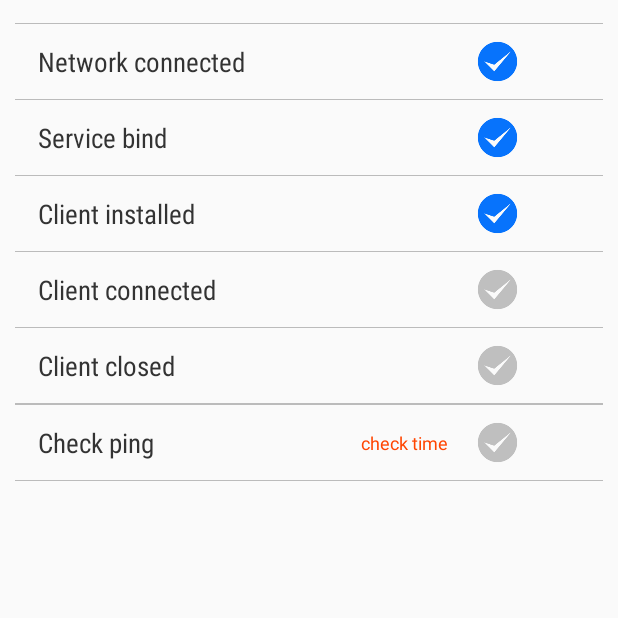
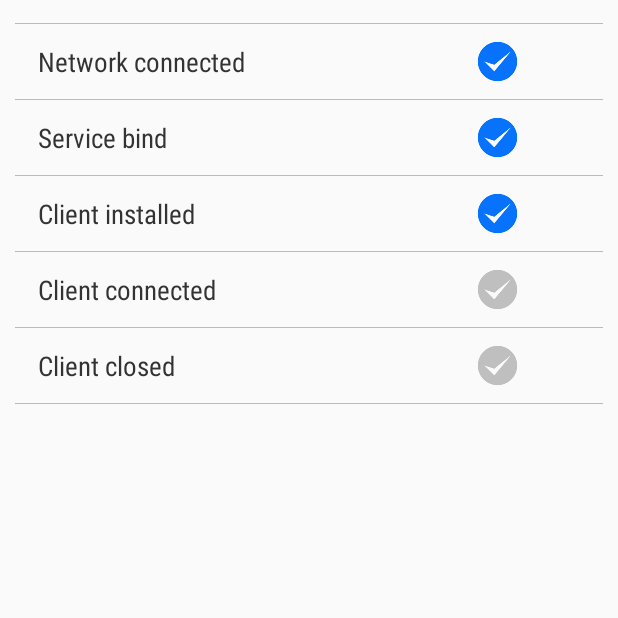
Before and after one commit to liujson/mqtt-client-ui, an Android app: the fragment WorkingStatusFragment shown on its own in the app's theme, on a phone screen of 412 x 824 dp, the top half of it. Run offline under Robolectric (Android 15) with nearby library versions, the phone set to English and light mode, and no system bars; our stand-ins replace EventBus, RxJava, data binding; libraries missing offline, so code that uses them is left out: cn.ubains.android, com.rxjava.rxlife, me.everything.android, org.eclipse.paho; 6 statements that could not run were skipped.

Commit message:
去除check ping

```diff
--- a/app/src/main/java/cn/liujson/client/ui/fragments/WorkingStatusFragment.java
+++ b/app/src/main/java/cn/liujson/client/ui/fragments/WorkingStatusFragment.java
@@ -76,10 +76,6 @@ public class WorkingStatusFragment extends BaseFragment implements SwipeRefreshL
             WorkingStatusViewModel.bindWorkingStatus(binding.ivServiceClientClosedStatus, status);
         };
         viewModel.getFieldClientClosedStatus().observe(this, closedObserver);
-        final Observer<WorkingStatusViewModel.WorkingStatus> checkPingObserver = status -> {
-            WorkingStatusViewModel.bindWorkingStatus(binding.ivServiceCheckPingStatus, status);
-        };
-        viewModel.getFieldCheckPingStatus().observe(this, checkPingObserver);
     }
 
     @Override
--- a/app/src/main/java/cn/liujson/client/ui/viewmodel/WorkingStatusViewModel.java
+++ b/app/src/main/java/cn/liujson/client/ui/viewmodel/WorkingStatusViewModel.java
@@ -1,5 +1,6 @@
 package cn.liujson.client.ui.viewmodel;
 
+import android.view.View;
 import android.widget.ImageView;
 
 import androidx.annotation.DrawableRes;
@@ -11,6 +12,8 @@ import androidx.lifecycle.MutableLiveData;
 import androidx.lifecycle.ViewModel;
 
 
+import com.rxjava.rxlife.RxLife;
+
 import java.util.Objects;
 
 import cn.liujson.client.R;
@@ -19,18 +22,21 @@ import cn.liujson.client.ui.base.BaseViewModel;
 import cn.liujson.client.ui.service.ConnectionBinder;
 import cn.liujson.client.ui.service.MqttMgr;
 import cn.liujson.client.ui.util.NetworkUtils;
+import cn.liujson.client.ui.util.ToastHelper;
 import cn.liujson.lib.mqtt.service.rx.RxPahoClient;
+import io.reactivex.android.schedulers.AndroidSchedulers;
+import io.reactivex.disposables.Disposable;
+import io.reactivex.schedulers.Schedulers;
 
 public class WorkingStatusViewModel extends ViewModel {
+
+    private Disposable checkPingDisposable;
 
     private MutableLiveData<WorkingStatus> fieldNetworkConnectedStatus;
     private MutableLiveData<WorkingStatus> fieldServiceBindStatus;
     private MutableLiveData<WorkingStatus> fieldClientInstalledStatus;
     private MutableLiveData<WorkingStatus> fieldClientConnectedStatus;
     private MutableLiveData<WorkingStatus> fieldClientClosedStatus;
-    private MutableLiveData<WorkingStatus> fieldCheckPingStatus;
-
-    private MutableLiveData<String> fieldCheckPingTime = new MutableLiveData<>("check time ");
 
     public MutableLiveData<WorkingStatus> getFieldNetworkConnectedStatus() {
         if (fieldNetworkConnectedStatus == null) {
@@ -67,17 +73,6 @@ public class WorkingStatusViewModel extends ViewModel {
         return fieldClientClosedStatus;
     }
 
-    public MutableLiveData<WorkingStatus> getFieldCheckPingStatus() {
-        if (fieldCheckPingStatus == null) {
-            fieldCheckPingStatus = new MutableLiveData<>();
-        }
-        return fieldCheckPingStatus;
-    }
-
-    public MutableLiveData<String> getFieldCheckPingTime() {
-        return fieldCheckPingTime;
-    }
-
     /**
      * 刷新状态
      */
@@ -88,7 +83,6 @@ public class WorkingStatusViewModel extends ViewModel {
             getFieldNetworkConnectedStatus().setValue(WorkingStatus.ERR);
         }
         final ConnectionBinder binder = MqttMgr.instance().binder();
-        getFieldCheckPingStatus().setValue(WorkingStatus.DISABLE);
         if (binder == null) {
             getFieldServiceBindStatus().setValue(WorkingStatus.ERR);
             getFieldClientInstalledStatus().setValue(WorkingStatus.DISABLE);
--- a/app/src/main/res/layout/fragment_working_status.xml
+++ b/app/src/main/res/layout/fragment_working_status.xml
@@ -101,36 +101,6 @@
             </RelativeLayout>
 
             <View style="@style/line_view_horizontal_color_bbb" />
-
-
-            <View style="@style/line_view_horizontal_color_bbb" />
-
-            <RelativeLayout
-                android:id="@+id/rl_service_check_ping_status"
-                style="@style/status_rl_right_item">
-
-                <TextView
-                    android:id="@+id/tv_service_check_ping_status"
-                    style="@style/status_tv_title"
-                    android:text="Check ping" />
-
-                <ImageView
-                    android:id="@+id/iv_service_check_ping_status"
-                    style="@style/status_iv_state"
-                    android:src="@mipmap/ic_status_successful_gray" />
-
-                <TextView
-                    android:layout_width="wrap_content"
-                    android:layout_height="wrap_content"
-                    android:layout_centerVertical="true"
-                    android:layout_marginEnd="15dp"
-                    android:layout_toStartOf="@id/iv_service_check_ping_status"
-                    android:text="@{vm.fieldCheckPingTime}"
-                    android:textColor="#ff4500"
-                    android:textSize="12sp" />
-            </RelativeLayout>
-
-            <View style="@style/line_view_horizontal_color_bbb" />
         </LinearLayout>
     </androidx.swiperefreshlayout.widget.SwipeRefreshLayout>
 </layout>
```
